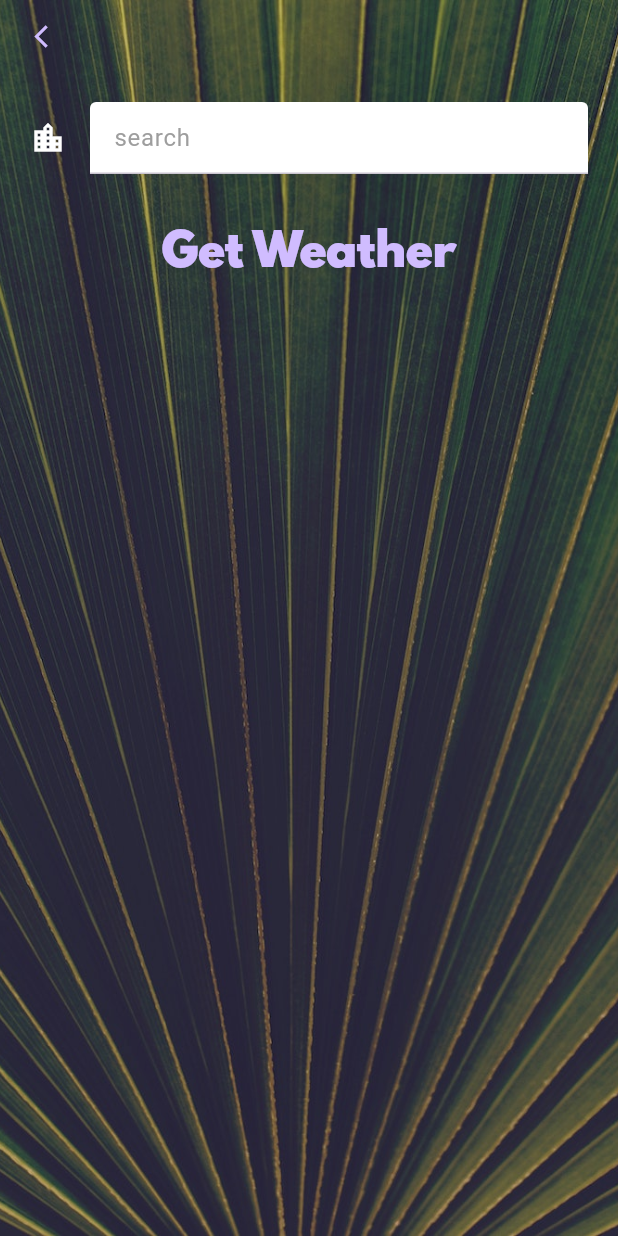
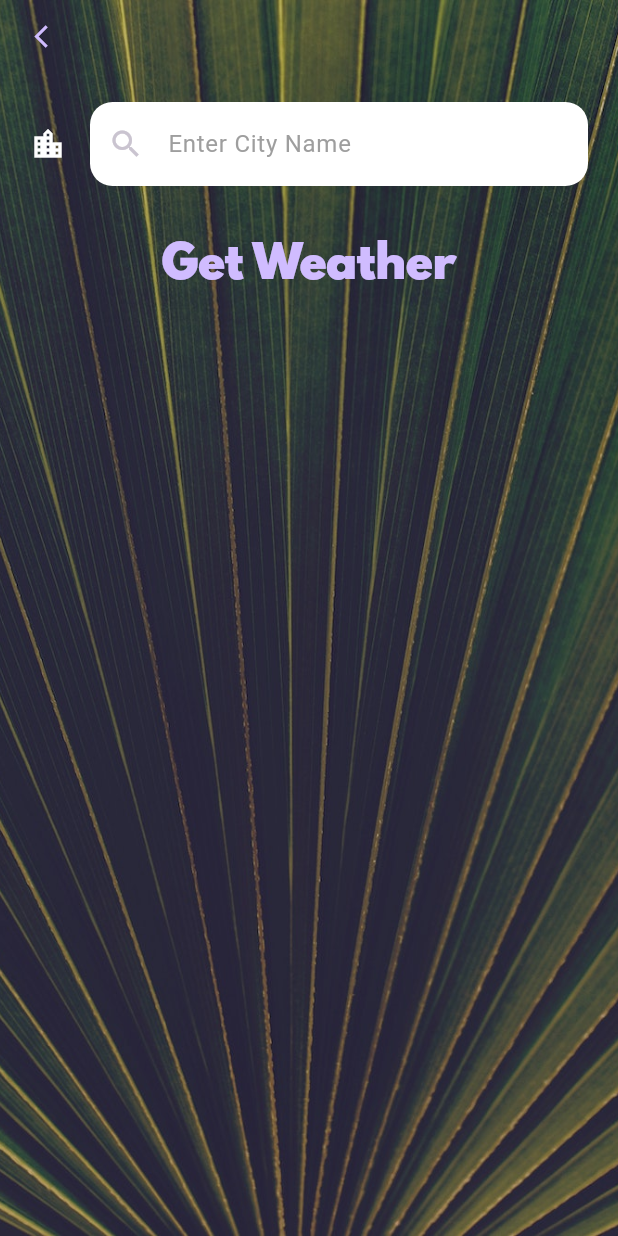
Before and after one commit to Mshankc/weather-app, a Flutter app: the screen it shows after launch, after a tap on the "location city" icon, on a phone screen of 412 x 824 dp. Run offline on Flutter 3.47's test engine with Material 3 defaults, Android fonts, the phone set to English and light mode, and no system bars; our stand-ins replace flutter_spinkit, geolocator; network calls fail.

Commit message:
added all functionality

```diff
--- a/lib/screens/city_screen.dart
+++ b/lib/screens/city_screen.dart
@@ -10,6 +10,7 @@ class CityScreen extends StatefulWidget {
 }
 
 class _CityScreenState extends State<CityScreen> {
+  String cityName = '';
   @override
   Widget build(BuildContext context) {
     return Scaffold(
@@ -27,33 +28,29 @@ class _CityScreenState extends State<CityScreen> {
               Align(
                 alignment: Alignment.topLeft,
                 child: TextButton(
-                  onPressed: () {
-                    Navigator.pop(context);
-                  },
+                  onPressed: () {},
                   child: const Icon(Icons.arrow_back_ios),
                 ),
               ),
               Container(
                 padding: const EdgeInsets.all(20.0),
-                child: const TextField(
-                  decoration: InputDecoration(
-                    filled: true,
-                    fillColor: Colors.white,
-                    icon: Icon(
-                      Icons.location_city,
-                      color: Colors.white,
-                    ),
-                    hintText: 'search',
-                    hintStyle: TextStyle(color: Colors.grey),
-                  ),
+                child: TextField(
+                  style: TextStyle(color: Colors.black),
+                  decoration: kTextFieldStyle,
+                  onChanged: (value) {
+                    cityName = value;
+                  },
                 ),
               ),
               TextButton(
-                  onPressed: () {},
-                  child: const Text(
-                    'Get Weather',
-                    style: kButtonTextStyle,
-                  ))
+                onPressed: () {
+                  Navigator.pop(context, cityName);
+                },
+                child: const Text(
+                  'Get Weather',
+                  style: kButtonTextStyle,
+                ),
+              )
             ],
           ),
         ),
--- a/lib/screens/location_screen.dart
+++ b/lib/screens/location_screen.dart
@@ -40,7 +40,7 @@ class _LocationScreenState extends State<LocationScreen> {
       }
       var condition = weatherData['weather'][0]['id'];
       city = weatherData['name'];
-      double temp = weatherData['main']['temp'];
+      var temp = weatherData['main']['temp'];
       temprature = temp.toInt();
       weatherIcon = weather.getWeatherIcon(condition);
       message = weather.getMessage(temprature);
@@ -82,11 +82,13 @@ class _LocationScreenState extends State<LocationScreen> {
                     ),
                   ),
                   TextButton(
-                    onPressed: () {
-                      Navigator.push(context,
+                    onPressed: () async {
+                      var typedName = await Navigator.push(context,
                           MaterialPageRoute(builder: (context) {
                         return const CityScreen();
                       }));
+                      var weatherData = await weather.getCityWeather(typedName);
+                      updateUi(weatherData);
                     },
                     child: const Icon(
                       Icons.location_city,
--- a/lib/utilities/constants.dart
+++ b/lib/utilities/constants.dart
@@ -1,3 +1,5 @@
+import 'dart:ui';
+
 import 'package:flutter/material.dart';
 
 const kApiKey = '02dd32e4466f474010342e5dd536ed3b';
@@ -21,3 +23,21 @@ const kButtonTextStyle = TextStyle(
 const kConditionTextStyle = TextStyle(
   fontSize: 100.0,
 );
+const kTextFieldStyle = InputDecoration(
+  filled: true,
+  fillColor: Colors.white,
+  prefixIcon: Icon(Icons.search),
+  icon: Icon(
+    Icons.location_city,
+    color: Colors.white,
+  ),
+  hintText: 'Enter City Name',
+  hintStyle: TextStyle(color: Colors.grey),
+  border: OutlineInputBorder(
+    borderRadius: BorderRadius.all(
+      Radius.circular(15),
+    ),
+    gapPadding: 5,
+    borderSide: BorderSide.none,
+  ),
+);
```
Also changed, not shown: lib/services/weather.dart (+8 -0 lines).
